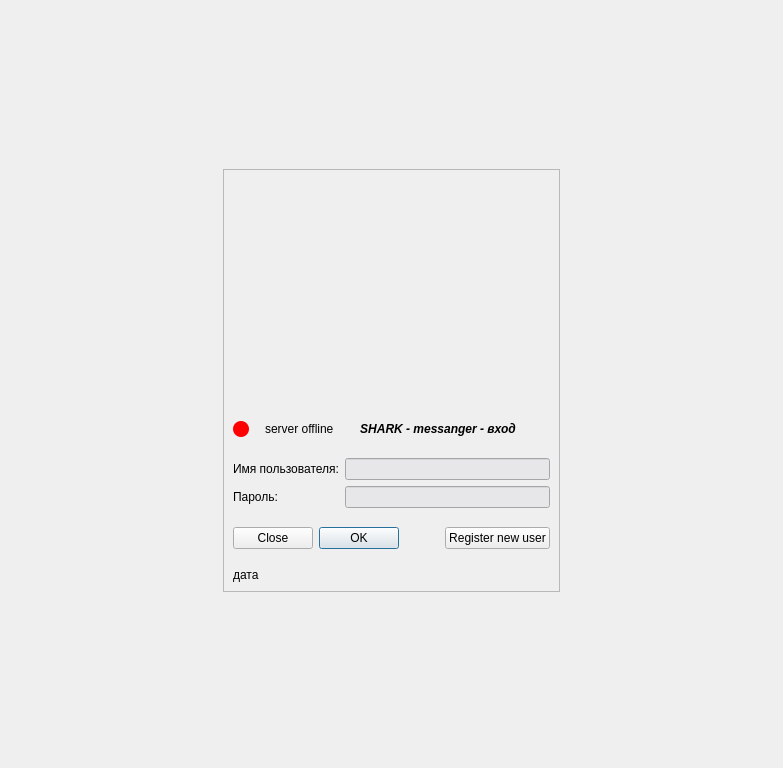
Above: Shark_UI/screen_login.ui from YanBatytskiy/Shark_3_0_Qt before the change. Below: the same form after it.
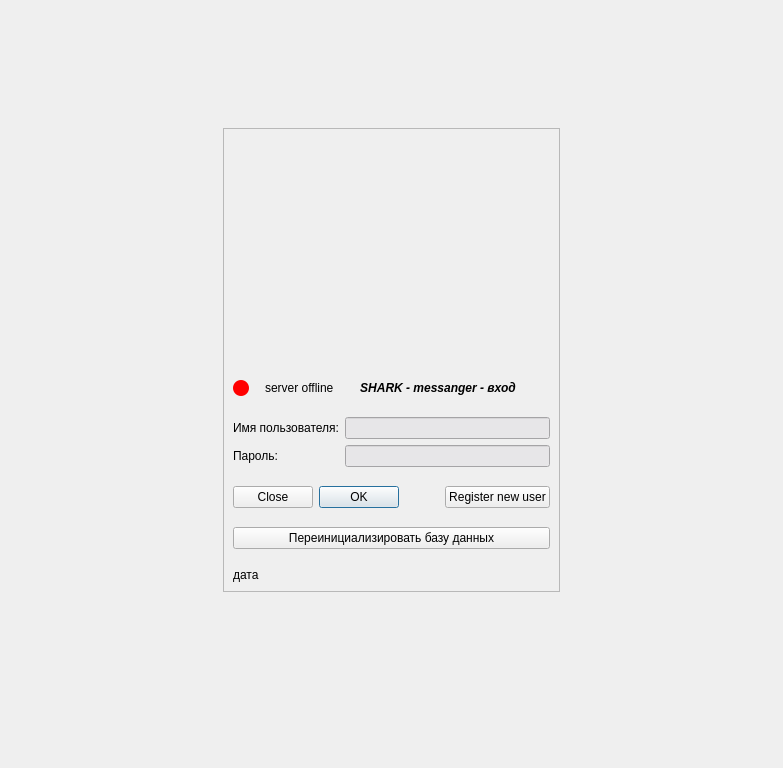
That is the form after the change. Icons and pictures are not drawn.

```diff
--- a/Shark_UI/screen_login.ui
+++ b/Shark_UI/screen_login.ui
@@ -426,6 +426,29 @@
         </item>
        </layout>
       </item>
+      <item>
+       <spacer name="verticalSpacer_8">
+        <property name="orientation">
+         <enum>Qt::Orientation::Vertical</enum>
+        </property>
+        <property name="sizeType">
+         <enum>QSizePolicy::Policy::Fixed</enum>
+        </property>
+        <property name="sizeHint" stdset="0">
+         <size>
+          <width>20</width>
+          <height>13</height>
+         </size>
+        </property>
+       </spacer>
+      </item>
+      <item>
+       <widget class="QPushButton" name="baseReInitialisationPushButton">
+        <property name="text">
+         <string>Переинициализировать базу данных</string>
+        </property>
+       </widget>
+      </item>
       <item>
        <spacer name="verticalSpacer_6">
         <property name="orientation">
```
